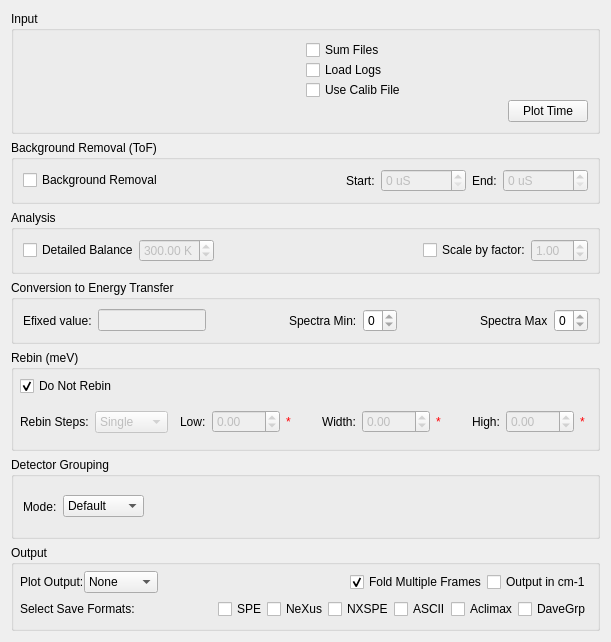
Before: the Qt Designer form Code/Mantid/MantidQt/CustomInterfaces/inc/MantidQtCustomInterfaces/Indirect/IndirectConvertToEnergy.ui in mantidproject/mantid, drawn with Qt 5.
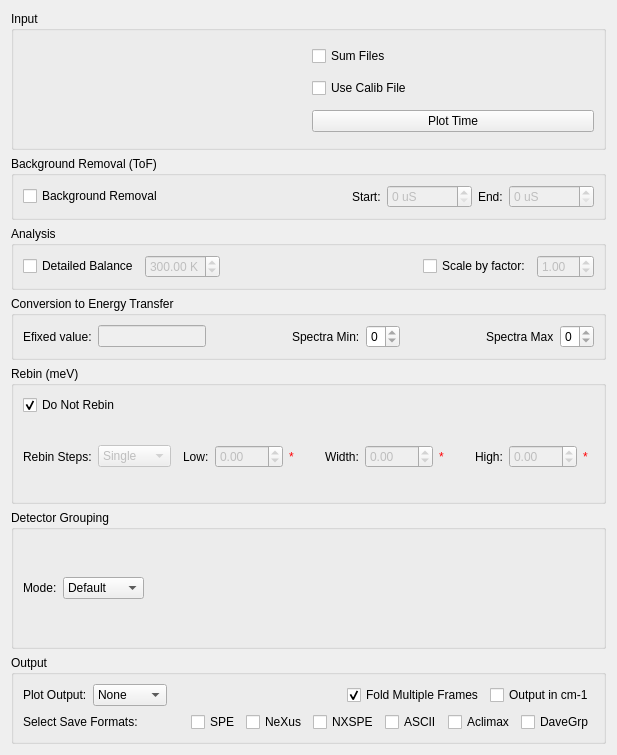
After: the same form once the commit is applied. Custom widgets are drawn as their Qt base class.

Commit message:
Correct errors in merge and tidy UI
Refs #10854

What changed in the file:
```diff
--- a/Code/Mantid/MantidQt/CustomInterfaces/inc/MantidQtCustomInterfaces/Indirect/IndirectConvertToEnergy.ui
+++ b/Code/Mantid/MantidQt/CustomInterfaces/inc/MantidQtCustomInterfaces/Indirect/IndirectConvertToEnergy.ui
@@ -6,8 +6,8 @@
    <rect>
     <x>0</x>
     <y>0</y>
-    <width>611</width>
-    <height>629</height>
+    <width>617</width>
+    <height>755</height>
    </rect>
   </property>
   <property name="windowTitle">
@@ -19,27 +19,14 @@
      <property name="title">
       <string>Input</string>
      </property>
-     <layout class="QVBoxLayout" name="verticalLayout">
-      <property name="spacing">
-       <number>0</number>
-      </property>
-      <item>
-       <layout class="QHBoxLayout" name="loInput">
-        <item>
-         <layout class="QVBoxLayout" name="loInputSources">
-          <item>
-           <widget class="MantidQt::MantidWidgets::MWRunFiles" name="dsRunFiles" native="true">
-            <property name="sizePolicy">
-             <sizepolicy hsizetype="Preferred" vsizetype="Fixed">
-              <horstretch>0</horstretch>
-              <verstretch>41</verstretch>
-             </sizepolicy>
-            </property>
-            <property name="label" stdset="0">
-             <string>Run Files</string>
-            </property>
-            <property name="multipleFiles" stdset="0">
-             <bool>true</bool>
+     <layout class="QGridLayout" name="gridLayout">
+      <item row="0" column="1">
+       <widget class="QCheckBox" name="ckSumFiles">
+        <property name="toolTip">
+         <string>Sum multiple files together.</string>
+        </property>
+        <property name="text">
+         <string>Sum Files</string>
             </property>
            </widget>
           </item>
@@ -68,28 +55,7 @@
             </property>
            </widget>
           </item>
-         </layout>
-        </item>
-        <item>
-         <layout class="QVBoxLayout" name="loInputOptions">
-          <item>
-           <widget class="QCheckBox" name="ckSumFiles">
-            <property name="toolTip">
-             <string>Sum multiple files together.</string>
-            </property>
-            <property name="text">
-             <string>Sum Files</string>
-            </property>
-           </widget>
-          </item>
-          <item>
-           <widget class="QCheckBox" name="ckLoadLogs">
-            <property name="text">
-             <string>Load Logs</string>
-            </property>
-           </widget>
-          </item>
-          <item>
+      <item row="1" column="1">
            <widget class="QCheckBox" name="ckUseCalib">
             <property name="toolTip">
              <string>Use calibration file to adjust for detector efficiency.</string>
@@ -99,26 +65,23 @@
             </property>
            </widget>
           </item>
-         </layout>
-        </item>
-       </layout>
-      </item>
-      <item>
-       <layout class="QHBoxLayout" name="loInputActionButtons">
-        <item>
-         <spacer name="horizontalSpacer_4">
-          <property name="orientation">
-           <enum>Qt::Horizontal</enum>
-          </property>
-          <property name="sizeHint" stdset="0">
-           <size>
-            <width>40</width>
-            <height>20</height>
-           </size>
-          </property>
-         </spacer>
-        </item>
-        <item>
+      <item row="0" column="0">
+       <widget class="MantidQt::MantidWidgets::MWRunFiles" name="dsRunFiles" native="true">
+        <property name="sizePolicy">
+         <sizepolicy hsizetype="Preferred" vsizetype="Fixed">
+          <horstretch>0</horstretch>
+          <verstretch>41</verstretch>
+         </sizepolicy>
+        </property>
+        <property name="label" stdset="0">
+         <string>Run Files</string>
+        </property>
+        <property name="multipleFiles" stdset="0">
+         <bool>true</bool>
+        </property>
+       </widget>
+      </item>
+      <item row="2" column="1">
          <widget class="QPushButton" name="pbPlotTime">
           <property name="toolTip">
            <string>Plot raw time values.</string>
@@ -129,8 +92,6 @@
          </widget>
         </item>
        </layout>
-      </item>
-     </layout>
     </widget>
    </item>
    <item>
@@ -211,9 +172,6 @@
       <property name="sizeConstraint">
        <enum>QLayout::SetDefaultConstraint</enum>
       </property>
-      <property name="spacing">
-       <number>0</number>
-      </property>
       <item row="0" column="0">
        <widget class="QCheckBox" name="ckDetailedBalance">
         <property name="text">
@@ -285,9 +243,6 @@
       <string>Conversion to Energy Transfer</string>
      </property>
      <layout class="QHBoxLayout" name="horizontalLayout">
-      <property name="spacing">
-       <number>6</number>
-      </property>
       <item>
        <widget class="QLabel" name="lbEFixed">
         <property name="text">
@@ -371,12 +326,6 @@
       <string>Rebin (meV)</string>
      </property>
      <layout class="QVBoxLayout" name="verticalLayout_14">
-      <property name="spacing">
-       <number>6</number>
-      </property>
-      <property name="margin">
-       <number>6</number>
-      </property>
       <item>
        <layout class="QHBoxLayout" name="loRebin">
         <property name="spacing">
@@ -753,18 +702,6 @@
       <string>Output</string>
      </property>
      <layout class="QGridLayout" name="gridLayout_8">
-      <property name="leftMargin">
-       <number>6</number>
-      </property>
-      <property name="topMargin">
-       <number>6</number>
-      </property>
-      <property name="rightMargin">
-       <number>6</number>
-      </property>
-      <property name="horizontalSpacing">
-       <number>0</number>
-      </property>
       <item row="1" column="0">
        <layout class="QHBoxLayout" name="loSaveFormats">
         <item>
```
Left out of the diff: 34 changed lines with no effect on the pictures. Lines whose indentation alone changed are shown as unchanged. The commit also changes 1 other file.
